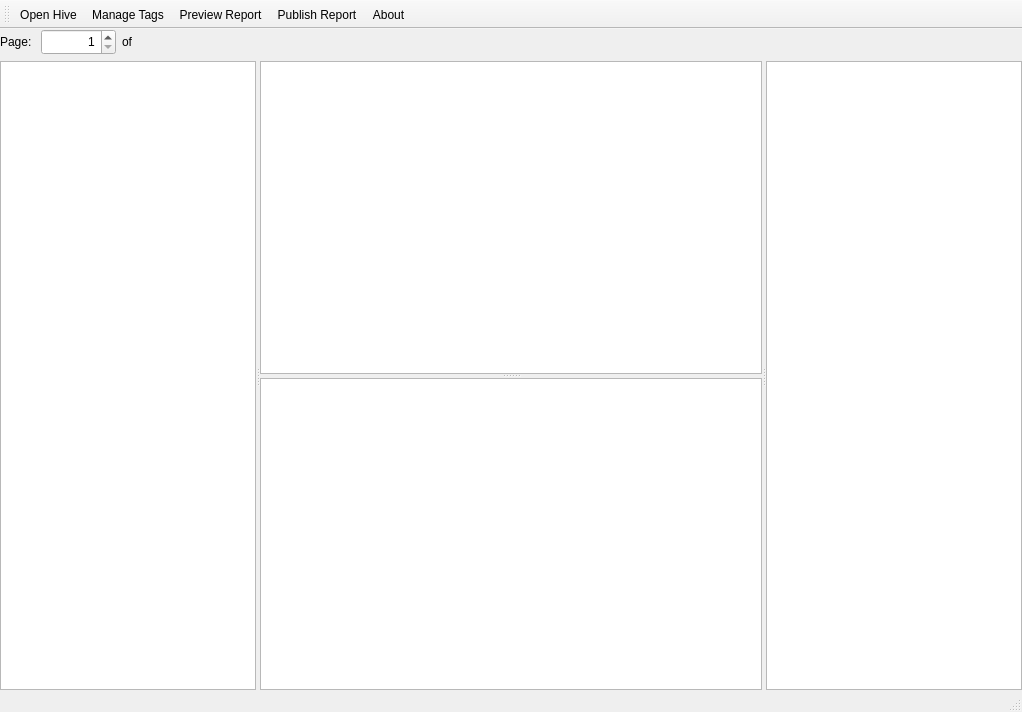
First picture: the form in wombatsqlite.ui, repository pjrinaldi/wombatsqlite, before the edit.
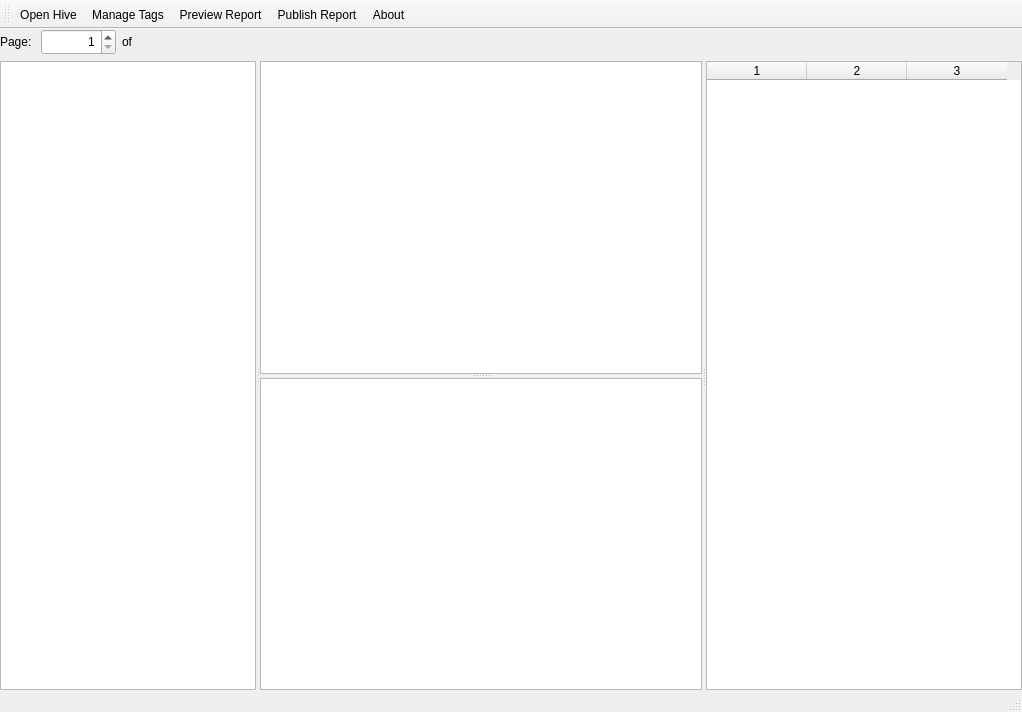
Second picture: the form after the edit. Icons and pictures are not drawn.

Commit message: working on implementing properties for header...

Patch:
```diff
--- a/wombatsqlite.ui
+++ b/wombatsqlite.ui
@@ -183,7 +183,35 @@
         </property>
        </widget>
       </widget>
-      <widget class="QTableWidget" name="propwidget"/>
+      <widget class="QTableWidget" name="propwidget">
+       <property name="sizeAdjustPolicy">
+        <enum>QAbstractScrollArea::AdjustToContents</enum>
+       </property>
+       <property name="editTriggers">
+        <set>QAbstractItemView::NoEditTriggers</set>
+       </property>
+       <property name="dragDropOverwriteMode">
+        <bool>false</bool>
+       </property>
+       <property name="alternatingRowColors">
+        <bool>true</bool>
+       </property>
+       <property name="selectionMode">
+        <enum>QAbstractItemView::SingleSelection</enum>
+       </property>
+       <property name="selectionBehavior">
+        <enum>QAbstractItemView::SelectRows</enum>
+       </property>
+       <property name="columnCount">
+        <number>3</number>
+       </property>
+       <attribute name="verticalHeaderVisible">
+        <bool>false</bool>
+       </attribute>
+       <column/>
+       <column/>
+       <column/>
+      </widget>
      </widget>
     </item>
    </layout>
```
The commit also changes 3 other files.
